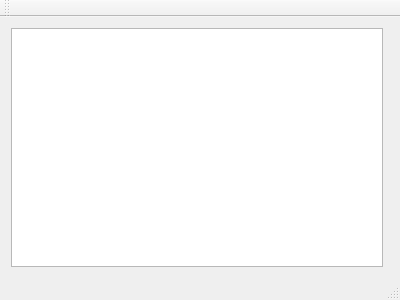
Above: vue/mainwindow.ui from abougoubama/ProjectContact before the change. Below: the same form after it.
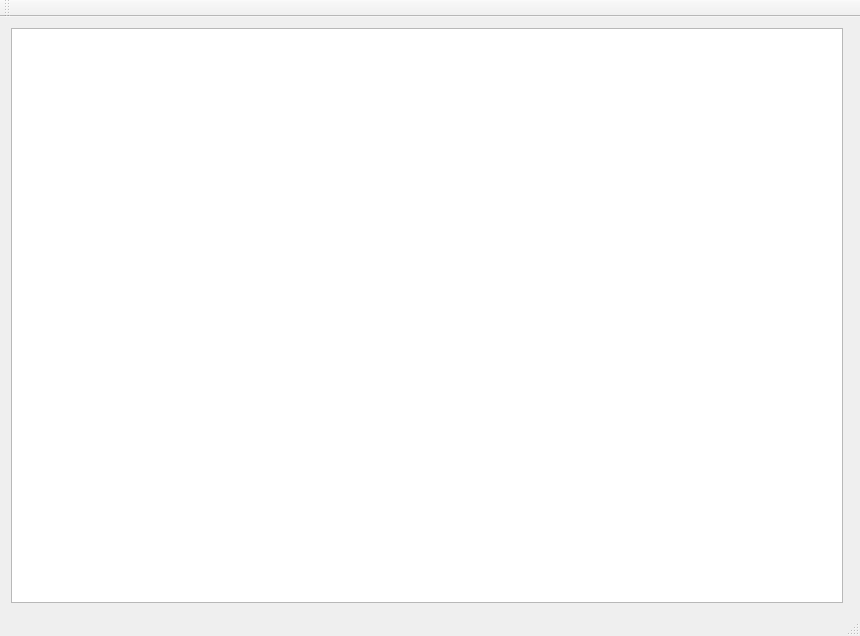
That is the form after the change. Custom widgets are drawn as their Qt base class.

What changed in the file:
```diff
--- a/vue/mainwindow.ui
+++ b/vue/mainwindow.ui
@@ -6,8 +6,8 @@
    <rect>
     <x>0</x>
     <y>0</y>
-    <width>400</width>
-    <height>300</height>
+    <width>860</width>
+    <height>636</height>
    </rect>
   </property>
   <property name="windowTitle">
```
Left out of the diff: 2 changed lines with no effect on the pictures.
